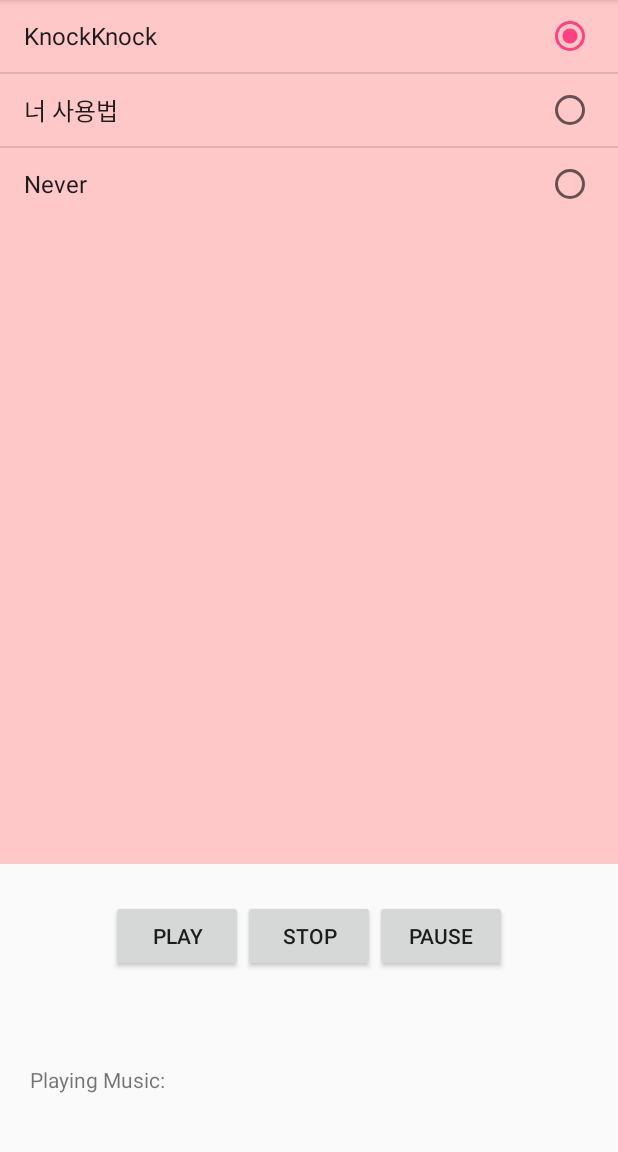
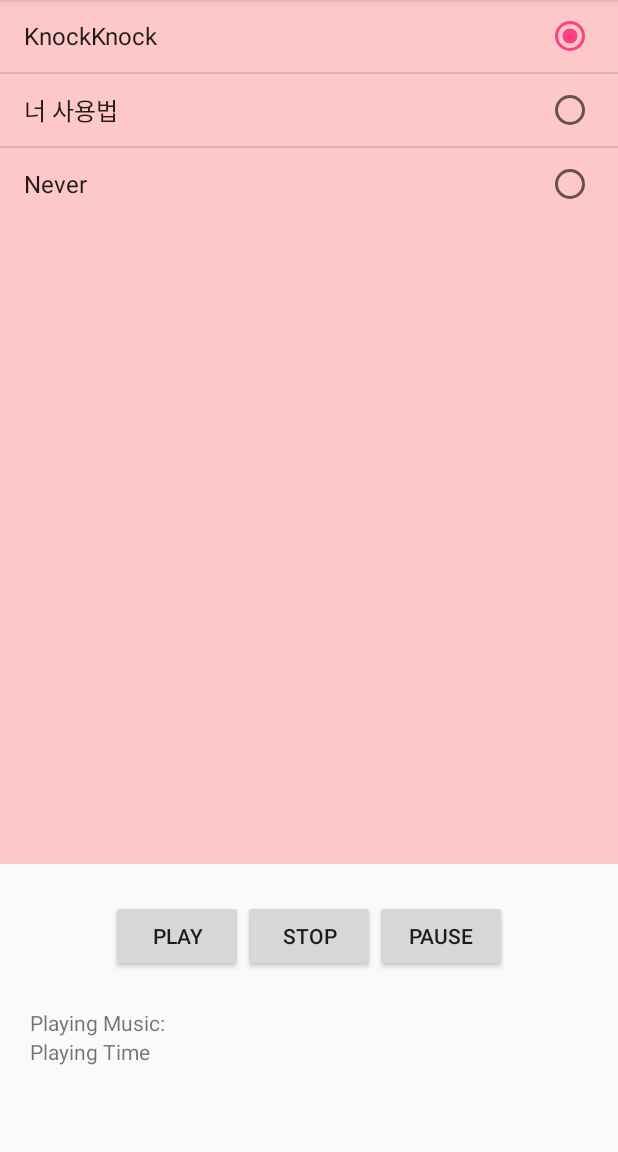
Before and after one commit to hayoung9000/AudioList, an Android app: the screen it shows after launch (MainActivity), after a tap on "KnockKnock", on a phone screen of 412 x 824 dp, the part 84-1236 px from its top. Run offline under Robolectric (Android 15) with nearby library versions, the phone set to English and light mode, and no system bars.

Commit message:
#6 Thread를 이용해서 seekBar Handling

```diff
--- a/app/src/main/java/com/example/lg/audiolist/MainActivity.java
+++ b/app/src/main/java/com/example/lg/audiolist/MainActivity.java
@@ -1,6 +1,7 @@
 package com.example.lg.audiolist;
 
 import android.media.MediaPlayer;
+import android.os.SystemClock;
 import android.support.v7.app.AppCompatActivity;
 import android.os.Bundle;
 import android.view.View;
@@ -8,19 +9,21 @@ import android.widget.AdapterView;
 import android.widget.ArrayAdapter;
 import android.widget.Button;
 import android.widget.ListView;
-import android.widget.ProgressBar;
+import android.widget.SeekBar;
 import android.widget.TextView;
+import java.text.SimpleDateFormat;
 
 public class MainActivity extends AppCompatActivity {
     ListView list;
     Button butPlay,butStop,butPause;
-    TextView textMusic;
-    ProgressBar progress;
+    TextView textMusic,textTime;
+    SeekBar progress;
     String[] music={"KnockKnock","너 사용법","Never"};
     int[] musicResIds={R.raw.knockknock,R.raw.mluv,R.raw.never};
     int selectedMusicId;
     MediaPlayer mediaPlayer;
     boolean selectedPauseButton;
+    int i;
     @Override
     protected void onCreate(Bundle savedInstanceState) {
         super.onCreate(savedInstanceState);
@@ -30,7 +33,8 @@ public class MainActivity extends AppCompatActivity {
         butStop=(Button)findViewById(R.id.but_stop);
         butPause=(Button)findViewById(R.id.but_pause);
         textMusic=(TextView)findViewById(R.id.text_music);
-        progress=(ProgressBar)findViewById(R.id.progress_music);
+        textTime=(TextView)findViewById(R.id.text_time);
+        progress=(SeekBar)findViewById(R.id.progress_music);
         ArrayAdapter<String> adapter=new ArrayAdapter<String>(this, android.R.layout.simple_list_item_single_choice,music);
         list.setAdapter(adapter);
         list.setChoiceMode(ListView.CHOICE_MODE_SINGLE);
@@ -41,27 +45,49 @@ public class MainActivity extends AppCompatActivity {
         list.setOnItemClickListener(new AdapterView.OnItemClickListener() {
             @Override
             public void onItemClick(AdapterView<?> parent, View view, int i, long id) {
+                selectedPauseButton=false;
+                mediaPlayer.stop();
                 selectedMusicId=musicResIds[i];
+                MainActivity.this.i=i;
             }
         });
         butPlay.setOnClickListener(new View.OnClickListener() {
+            SimpleDateFormat timeFormat =new SimpleDateFormat("mm:ss");
             @Override
             public void onClick(View v) {
+                textMusic.setText(music[i]);
                 if(selectedPauseButton) {
-                    mediaPlayer.start();
                     selectedPauseButton=false;
                 }
                 else
                     mediaPlayer=MediaPlayer.create(MainActivity.this,selectedMusicId);
                 mediaPlayer.start();
-                progress.setVisibility(View.VISIBLE);
+                Thread musicThread=new Thread(){
+                    @Override
+                    public void run() {
+                        if(mediaPlayer==null) return;
+                        progress.setMax(mediaPlayer.getDuration());
+                        while(mediaPlayer.isPlaying()){
+                            progress.setProgress(mediaPlayer.getCurrentPosition());
+                            runOnUiThread(new Runnable() {
+                                @Override
+                                public void run() {
+                                    textTime.setText("진행시간:"+timeFormat.format(mediaPlayer.getCurrentPosition()));
+                                }
+                            });
+                            SystemClock.sleep(200);
+                        }
+                    }
+                };
+                musicThread.start();
+
             }
         });
         butStop.setOnClickListener(new View.OnClickListener() {
             @Override
             public void onClick(View v) {
                 mediaPlayer.stop();
-                progress.setVisibility(View.INVISIBLE);
+
             }
         });
         butPause.setOnClickListener(new View.OnClickListener() {
--- a/app/src/main/res/layout/activity_main.xml
+++ b/app/src/main/res/layout/activity_main.xml
@@ -51,18 +51,23 @@
         android:layout_marginLeft="20dp"
         android:layout_weight="1"
         android:gravity="center_vertical"
-        android:orientation="horizontal">
+        android:orientation="vertical">
 
         <TextView
             android:id="@+id/text_music"
             android:layout_width="wrap_content"
             android:layout_height="wrap_content"
             android:text="Playing Music: " />
-
-        <ProgressBar
-            android:id="@+id/progress_music"
+        <TextView
+            android:id="@+id/text_time"
             android:layout_width="wrap_content"
             android:layout_height="wrap_content"
+            android:text="Playing Time " />
+
+        <SeekBar
+            android:id="@+id/progress_music"
+            android:layout_width="match_parent"
+            android:layout_height="match_parent"
             android:visibility="invisible" />
     </LinearLayout>
 </LinearLayout>
```
